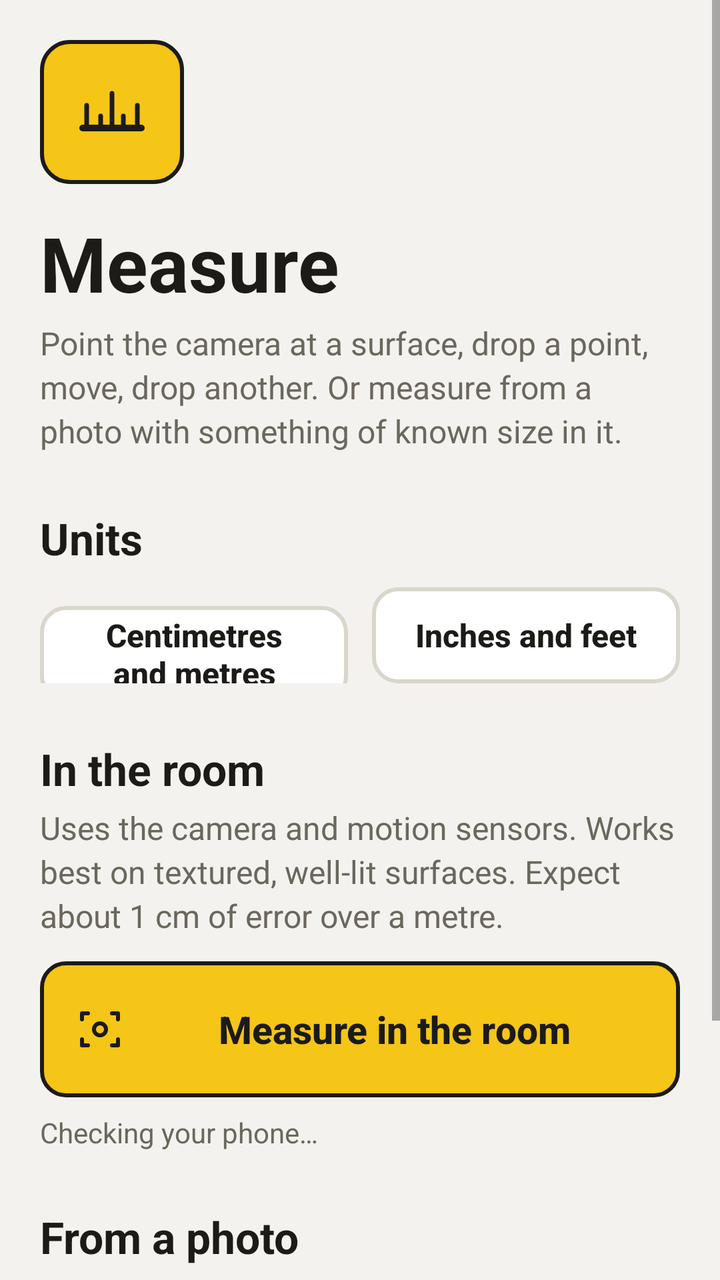
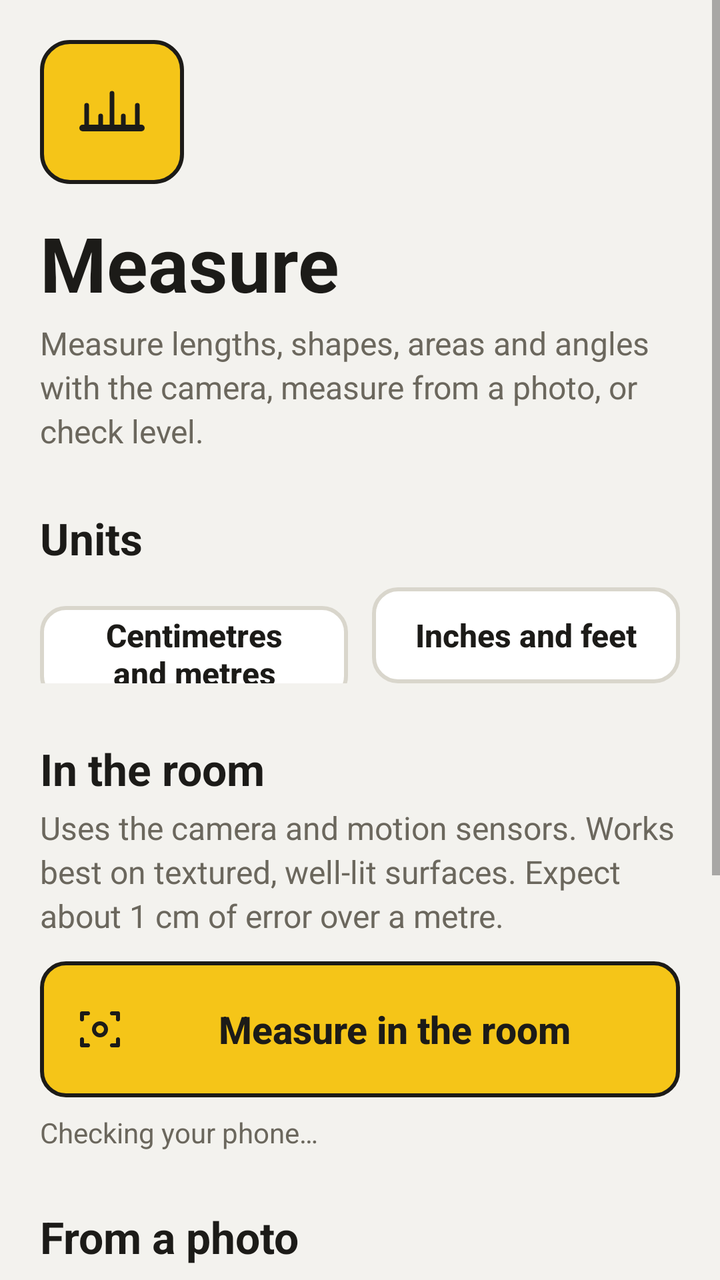

Compare the two renders of this Android layout. The source of the first and the diff that turns it into the second are given below.
<!-- AndroidManifest.xml: application theme Theme.Measure -->
<!-- res/layout/activity_main.xml -->
<?xml version="1.0" encoding="utf-8"?>
<ScrollView xmlns:android="http://schemas.android.com/apk/res/android"
    android:layout_width="match_parent"
    android:layout_height="match_parent"
    android:fillViewport="true">

    <LinearLayout
        android:layout_width="match_parent"
        android:layout_height="wrap_content"
        android:orientation="vertical"
        android:padding="20dp">

        <ImageView
            android:layout_width="72dp"
            android:layout_height="72dp"
            android:background="@drawable/pill_readout"
            android:src="@drawable/ic_launcher_foreground"
            android:scaleType="centerCrop"
            android:contentDescription="@null" />

        <TextView
            android:layout_width="wrap_content"
            android:layout_height="wrap_content"
            android:layout_marginTop="14dp"
            android:text="Measure"
            android:textColor="@color/fg"
            android:textSize="38sp"
            android:textStyle="bold" />

        <TextView
            style="@style/Measure.Body"
            android:layout_width="match_parent"
            android:layout_height="wrap_content"
            android:layout_marginTop="4dp"
            android:text="Point the camera at a surface, drop a point, move, drop another. Or measure from a photo with something of known size in it." />

        <TextView
            style="@style/Measure.Heading"
            android:layout_width="wrap_content"
            android:layout_height="wrap_content"
            android:layout_marginTop="28dp"
            android:text="Units" />

        <LinearLayout
            android:layout_width="match_parent"
            android:layout_height="wrap_content"
            android:layout_marginTop="10dp"
            android:orientation="horizontal">

            <Button
                android:id="@+id/unitsMetric"
                style="@style/Measure.Button.Toggle"
                android:layout_width="0dp"
                android:layout_height="wrap_content"
                android:layout_weight="1"
                android:layout_marginEnd="6dp"
                android:text="Centimetres and metres" />

            <Button
                android:id="@+id/unitsImperial"
                style="@style/Measure.Button.Toggle"
                android:layout_width="0dp"
                android:layout_height="wrap_content"
                android:layout_weight="1"
                android:layout_marginStart="6dp"
                android:text="Inches and feet" />
        </LinearLayout>

        <TextView
            style="@style/Measure.Heading"
            android:layout_width="wrap_content"
            android:layout_height="wrap_content"
            android:layout_marginTop="28dp"
            android:text="In the room" />

        <TextView
            style="@style/Measure.Body"
            android:layout_width="match_parent"
            android:layout_height="wrap_content"
            android:layout_marginTop="4dp"
            android:text="Uses the camera and motion sensors. Works best on textured, well-lit surfaces. Expect about 1 cm of error over a metre." />

        <Button
            android:id="@+id/roomButton"
            style="@style/Measure.Button.Big"
            android:layout_width="match_parent"
            android:layout_height="wrap_content"
            android:layout_marginTop="12dp"
            android:drawableStart="@drawable/ic_room"
            android:text="Measure in the room" />

        <TextView
            android:id="@+id/arStatus"
            android:layout_width="match_parent"
            android:layout_height="wrap_content"
            android:layout_marginTop="8dp"
            android:text="Checking your phone…"
            android:textColor="@color/muted"
            android:textSize="14sp" />

        <TextView
            style="@style/Measure.Heading"
            android:layout_width="wrap_content"
            android:layout_height="wrap_content"
            android:layout_marginTop="28dp"
            android:text="From a photo" />

        <TextView
            style="@style/Measure.Body"
            android:layout_width="match_parent"
            android:layout_height="wrap_content"
            android:layout_marginTop="4dp"
            android:text="Put something of known size, like a bank card, flat next to what you want to measure. Shoot straight on." />

        <Button
            android:id="@+id/photoButton"
            style="@style/Measure.Button.Big"
            android:layout_width="match_parent"
            android:layout_height="wrap_content"
            android:layout_marginTop="12dp"
            android:drawableStart="@drawable/ic_camera"
            android:text="Measure from a photo" />
    </LinearLayout>
</ScrollView>
<!-- resources referenced by this layout -->
<resources>
  <color name="fg">#1C1B18</color>
  <color name="muted">#6B675D</color>
  <style name="Measure.Body">
          <item name="android:textSize">16sp</item>
          <item name="android:textColor">@color/muted</item>
          <item name="android:lineSpacingMultiplier">1.15</item>
      </style>
  <style name="Measure.Button.Big">
          <item name="android:textSize">19sp</item>
          <item name="android:minHeight">68dp</item>
      </style>
  <style name="Measure.Button.Toggle">
          <item name="android:background">@drawable/bg_toggle</item>
          <item name="android:textColor">@color/fg</item>
          <item name="android:minHeight">48dp</item>
      </style>
  <style name="Measure.Heading">
          <item name="android:textSize">22sp</item>
          <item name="android:textStyle">bold</item>
          <item name="android:textColor">@color/fg</item>
      </style>
  <color name="tape">#F5C518</color>
  <color name="ink">#1C1B18</color>
  <color name="bg">#F3F2EE</color>
  <!-- drawable s_disabled (drawable) -->
  <?xml version="1.0" encoding="utf-8"?>
  <shape xmlns:android="http://schemas.android.com/apk/res/android" android:shape="rectangle">
      <solid android:color="@color/line" />
      <stroke android:width="2dp" android:color="@color/line" />
      <corners android:radius="12dp" />
  </shape>
  <!-- drawable s_yellow (drawable) -->
  <?xml version="1.0" encoding="utf-8"?>
  <shape xmlns:android="http://schemas.android.com/apk/res/android" android:shape="rectangle">
      <solid android:color="@color/tape" />
      <stroke android:width="2dp" android:color="@color/ink" />
      <corners android:radius="12dp" />
  </shape>
  <!-- drawable s_plain (drawable) -->
  <?xml version="1.0" encoding="utf-8"?>
  <shape xmlns:android="http://schemas.android.com/apk/res/android" android:shape="rectangle">
      <solid android:color="@color/surface" />
      <stroke android:width="2dp" android:color="@color/line" />
      <corners android:radius="12dp" />
  </shape>
  <color name="line">#D9D6CC</color>
  <color name="surface">#FFFFFF</color>
  <!-- unchanged entries left out for length: 6 -->
</resources>

<!-- the commit's change to res/layout/activity_main.xml (unified diff, before → after) -->
@@ -32,7 +32,7 @@
             android:layout_width="match_parent"
             android:layout_height="wrap_content"
             android:layout_marginTop="4dp"
-            android:text="Point the camera at a surface, drop a point, move, drop another. Or measure from a photo with something of known size in it." />
+            android:text="Measure lengths, shapes, areas and angles with the camera, measure from a photo, or check level." />
 
         <TextView
             style="@style/Measure.Heading"
@@ -120,5 +120,41 @@
             android:layout_marginTop="12dp"
             android:drawableStart="@drawable/ic_camera"
             android:text="Measure from a photo" />
+
+        <TextView
+            style="@style/Measure.Heading"
+            android:layout_width="wrap_content"
+            android:layout_height="wrap_content"
+            android:layout_marginTop="28dp"
+            android:text="More" />
+
+        <LinearLayout
+            android:layout_width="match_parent"
+            android:layout_height="wrap_content"
+            android:layout_marginTop="12dp"
+            android:orientation="horizontal">
+
+            <Button
+                android:id="@+id/levelButton"
+                style="@style/Measure.Button.Plain"
+                android:layout_width="0dp"
+                android:layout_height="wrap_content"
+                android:layout_weight="1"
+                android:layout_marginEnd="6dp"
+                android:minHeight="64dp"
+                android:drawableStart="@drawable/ic_level"
+                android:text="Spirit level" />
+
+            <Button
+                android:id="@+id/historyButton"
+                style="@style/Measure.Button.Plain"
+                android:layout_width="0dp"
+                android:layout_height="wrap_content"
+                android:layout_weight="1"
+                android:layout_marginStart="6dp"
+                android:minHeight="64dp"
+                android:drawableStart="@drawable/ic_gallery"
+                android:text="Saved photos" />
+        </LinearLayout>
     </LinearLayout>
 </ScrollView>
<!-- resource entries referenced after the edit -->
@@ -2,6 +2,20 @@
 <resources>
   <color name="fg">#1C1B18</color>
   <color name="muted">#6B675D</color>
+  <!-- drawable ic_gallery (drawable) -->
+  <?xml version="1.0" encoding="utf-8"?>
+  <vector xmlns:android="http://schemas.android.com/apk/res/android"
+      android:width="24dp" android:height="24dp" android:viewportWidth="24" android:viewportHeight="24">
+      <path android:pathData="M4,4 L10,4 L10,10 L4,10 Z M14,4 L20,4 L20,10 L14,10 Z M4,14 L10,14 L10,20 L4,20 Z M14,14 L20,14 L20,20 L14,20 Z" android:fillColor="#00000000" android:strokeColor="#FF000000"
+          android:strokeWidth="2" android:strokeLineCap="round" android:strokeLineJoin="round" />
+  </vector>
+  <!-- drawable ic_level (drawable) -->
+  <?xml version="1.0" encoding="utf-8"?>
+  <vector xmlns:android="http://schemas.android.com/apk/res/android"
+      android:width="24dp" android:height="24dp" android:viewportWidth="24" android:viewportHeight="24">
+      <path android:pathData="M2,9 L22,9 L22,15 L2,15 Z M9.5,12 A2.5,2.5 0 1,0 14.5,12 A2.5,2.5 0 1,0 9.5,12 M8,9 L8,15 M16,9 L16,15" android:fillColor="#00000000" android:strokeColor="#FF000000"
+          android:strokeWidth="2" android:strokeLineCap="round" android:strokeLineJoin="round" />
+  </vector>
   <style name="Measure.Body">
           <item name="android:textSize">16sp</item>
           <item name="android:textColor">@color/muted</item>
@@ -10,6 +24,11 @@
   <style name="Measure.Button.Big">
           <item name="android:textSize">19sp</item>
           <item name="android:minHeight">68dp</item>
+      </style>
+  <style name="Measure.Button.Plain">
+          <item name="android:background">@drawable/bg_button_plain</item>
+          <item name="android:textColor">@color/fg</item>
+          <item name="android:drawableTint">@color/fg</item>
       </style>
   <style name="Measure.Button.Toggle">
           <item name="android:background">@drawable/bg_toggle</item>
@@ -23,6 +42,13 @@
       </style>
   <color name="tape">#F5C518</color>
   <color name="ink">#1C1B18</color>
+  <!-- drawable bg_button_plain (drawable) -->
+  <?xml version="1.0" encoding="utf-8"?>
+  <selector xmlns:android="http://schemas.android.com/apk/res/android">
+      <item android:state_enabled="false" android:drawable="@drawable/s_disabled" />
+      <item android:state_selected="true" android:drawable="@drawable/s_plain" />
+      <item android:drawable="@drawable/s_plain" />
+  </selector>
   <color name="bg">#F3F2EE</color>
   <!-- drawable s_disabled (drawable) -->
   <?xml version="1.0" encoding="utf-8"?>
